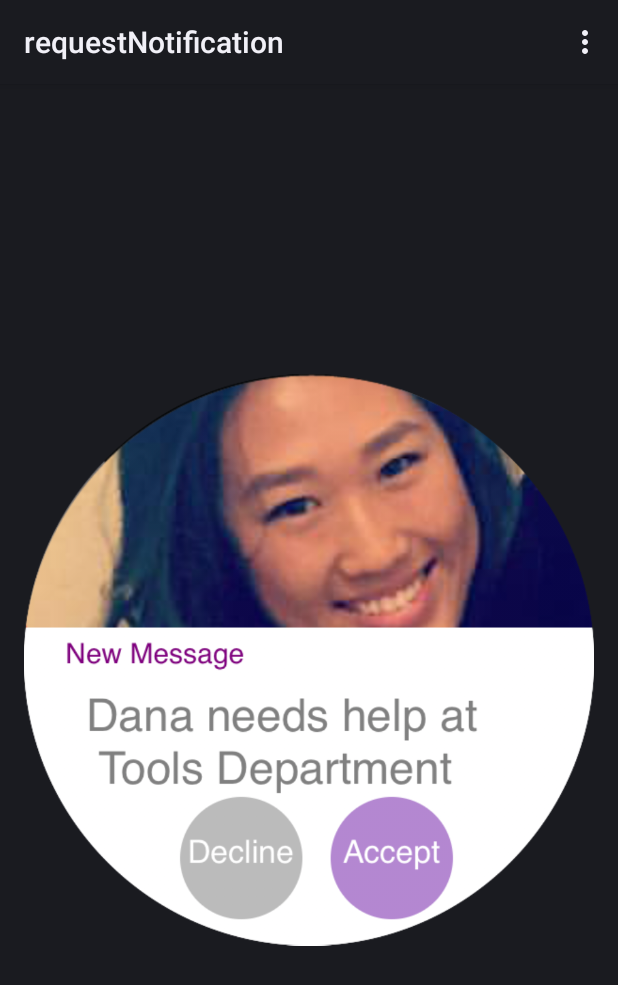
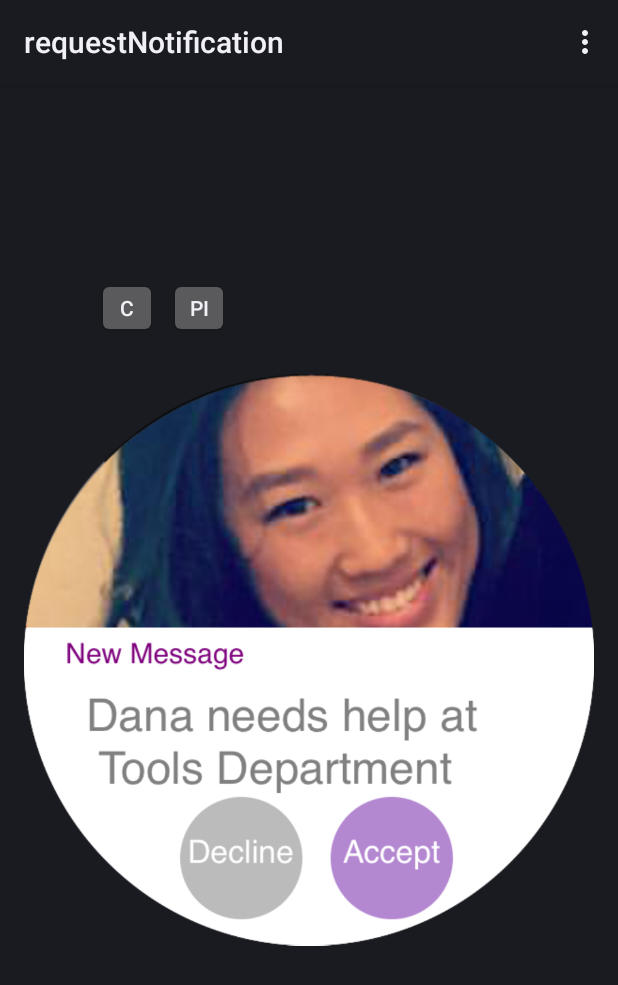
Before and after one commit to bkmunar/WareComm, an Android app: the requestNotification screen opened directly, with no data from a screen before it, on a phone screen of 412 x 824 dp. Shown: the top 985 px of the screen. Run offline under Robolectric (Android 15) with nearby library versions, the phone set to English and light mode, and no system bars; 3 statements that could not run were skipped.

Commit message:
finished buttons?

```diff
--- a/wear/src/main/java/com/example/bmunar/warecomm/requestNotification.java
+++ b/wear/src/main/java/com/example/bmunar/warecomm/requestNotification.java
@@ -7,6 +7,7 @@ import android.util.Log;
 import android.view.Menu;
 import android.view.MenuItem;
 import android.view.View;
+import android.widget.Button;
 import android.widget.ImageView;
 import android.widget.Toast;
 
@@ -45,6 +46,16 @@ public class requestNotification extends Activity {
             ImageView iv = (ImageView)findViewById(R.id.requestNotificationImage);
             iv.setImageResource(R.drawable.requestnotification);
         }
+
+        Button button1 = (Button)findViewById(R.id.Cancel);
+        button1.setX(73);
+        button1.setY(170);
+//        button1.setBackgroundColor(Color.TRANSPARENT);
+
+        Button button2 = (Button)findViewById(R.id.Ping);
+        button2.setX(145);
+        button2.setY(170);
+//        button2.setBackgroundColor(Color.TRANSPARENT);
     }
 
     @Override
@@ -83,4 +94,11 @@ public class requestNotification extends Activity {
         startActivity(intent);
 
     }
+
+    public void touchCancel(View view){
+        Toast.makeText(this, "Tap", Toast.LENGTH_SHORT).show();
+        Intent intent = new Intent(this, DepartmentList.class);
+        intent.setFlags(Intent.FLAG_ACTIVITY_CLEAR_TOP);
+        startActivity(intent);
+    }
 }
--- a/wear/src/main/res/layout/activity_request_notification.xml
+++ b/wear/src/main/res/layout/activity_request_notification.xml
@@ -13,4 +13,16 @@
         android:id="@+id/requestNotificationImage"
         android:layout_gravity="center"
         android:onClick="confirmRequest"/>
+    <Button
+        android:layout_height="40dp"
+        android:layout_width="40dp"
+        android:text="Cancel"
+        android:onClick="touchCancel"
+        android:id="@+id/Cancel"/>
+    <Button
+        android:layout_height="40dp"
+        android:layout_width="40dp"
+        android:text="Ping"
+        android:onClick="confirmRequest"
+        android:id="@+id/Ping"/>
 </FrameLayout>
```
Also changed, not shown: wear/src/main/java/com/example/bmunar/warecomm/ReplyPing.java (+18 -0 lines), wear/src/main/res/layout/activity_reply_ping.xml (+12 -0 lines).
